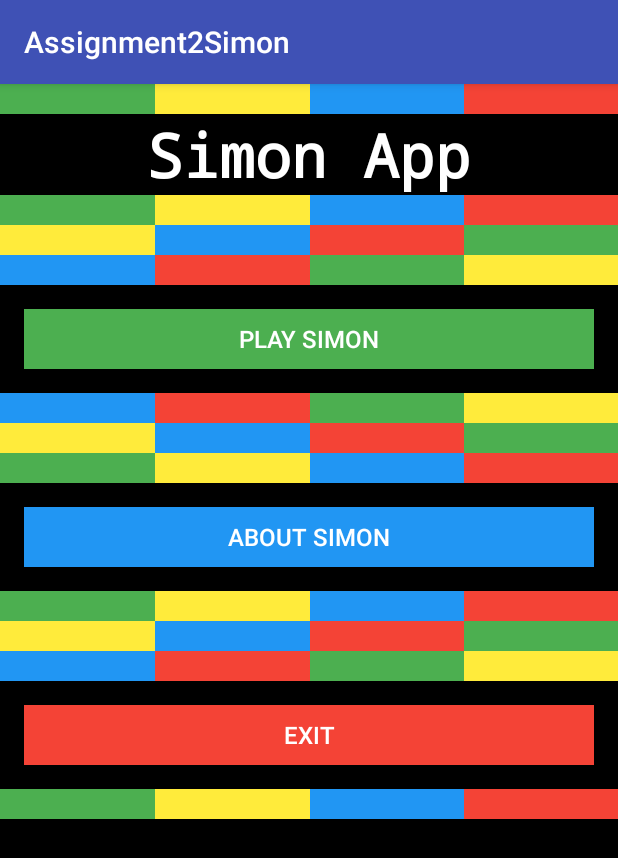
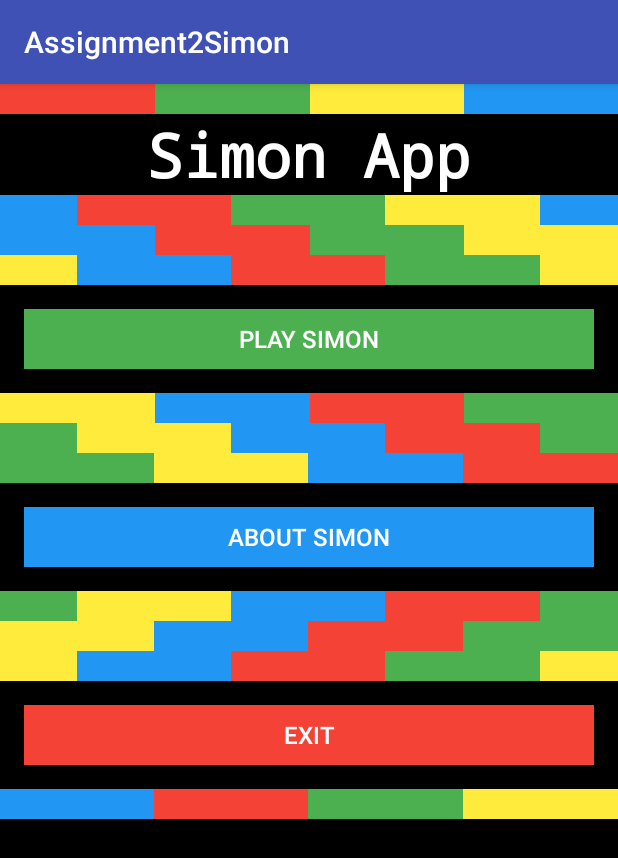
Before and after one commit to tbcrozier/Assignment2Simon, an Android app: the screen it shows after launch (Start), on a phone screen of 412 x 824 dp. Shown: the top 858 px of the screen. Run offline under Robolectric (Android 15) with nearby library versions, the phone set to English and light mode, and no system bars.

Commit message:
Restructured Start_activity

```diff
--- a/app/src/main/res/layout/activity_mode.xml
+++ b/app/src/main/res/layout/activity_mode.xml
@@ -154,7 +154,8 @@
         android:id="@+id/playeradds_button"
         android:background="@color/colorRed"
         android:layout_margin="@dimen/activity_horizontal_margin"
-        android:text="@string/player_adds" />
+        android:text="@string/player_adds"
+        android:textSize="16sp" />
 
     <!--This layout does the top horizontal colorful frame edging-->
     <LinearLayout
@@ -203,7 +204,8 @@
         android:id="@+id/choosecolor_button"
         android:background="@color/colorRed"
         android:layout_margin="@dimen/activity_horizontal_margin"
-        android:text="@string/choose_color" />
+        android:text="@string/choose_color"
+        android:textSize="16sp" />
 
     <!--This layout does the top horizontal colorful frame edging-->
     <LinearLayout
@@ -453,7 +455,7 @@
     <LinearLayout
         android:orientation="horizontal"
         android:layout_width="match_parent"
-        android:layout_height="20dp"
+        android:layout_height="15dp"
         android:baselineAligned="false"
         android:weightSum="4">
 
--- a/app/src/main/res/layout/activity_start.xml
+++ b/app/src/main/res/layout/activity_start.xml
@@ -19,6 +19,13 @@ android:background="@color/colorBlack">
         android:orientation="vertical"
         android:layout_width="match_parent"
         android:layout_height="match_parent"
+        android:background="@color/colorRed"
+        android:layout_weight="1">
+    </LinearLayout>
+    <LinearLayout
+        android:orientation="vertical"
+        android:layout_width="match_parent"
+        android:layout_height="match_parent"
         android:background="@color/colorGreen"
         android:layout_weight="1">
     </LinearLayout>
@@ -34,13 +41,6 @@ android:background="@color/colorBlack">
         android:layout_width="match_parent"
         android:layout_height="match_parent"
         android:background="@color/colorBlue"
-        android:layout_weight="1">
-    </LinearLayout>
-    <LinearLayout
-        android:orientation="vertical"
-        android:layout_width="match_parent"
-        android:layout_height="match_parent"
-        android:background="@color/colorRed"
         android:layout_weight="1">
     </LinearLayout>
 
@@ -67,332 +67,42 @@ android:background="@color/colorBlack">
     android:baselineAligned="false"
     android:weightSum="4">
 
-
     <LinearLayout
         android:orientation="vertical"
-        android:layout_width="match_parent"
+        android:layout_width="wrap_content"
+        android:layout_height="match_parent"
+        android:background="@color/colorBlue"
+        android:layout_weight="0.5">
+    </LinearLayout>
+    <LinearLayout
+        android:orientation="vertical"
+        android:layout_width="wrap_content"
+        android:layout_height="match_parent"
+        android:background="@color/colorRed"
+        android:layout_weight="1">
+    </LinearLayout>
+    <LinearLayout
+        android:orientation="vertical"
+        android:layout_width="wrap_content"
         android:layout_height="match_parent"
         android:background="@color/colorGreen"
         android:layout_weight="1">
     </LinearLayout>
     <LinearLayout
         android:orientation="vertical"
-        android:layout_width="match_parent"
+        android:layout_width="wrap_content"
         android:layout_height="match_parent"
         android:background="@color/colorYellow"
         android:layout_weight="1">
     </LinearLayout>
     <LinearLayout
         android:orientation="vertical"
-        android:layout_width="match_parent"
+        android:layout_width="wrap_content"
         android:layout_height="match_parent"
         android:background="@color/colorBlue"
-        android:layout_weight="1">
-    </LinearLayout>
-    <LinearLayout
-        android:orientation="vertical"
-        android:layout_width="match_parent"
-        android:layout_height="match_parent"
-        android:background="@color/colorRed"
-        android:layout_weight="1">
+        android:layout_weight="0.5">
     </LinearLayout>
 
-</LinearLayout>
-
-<!--This layout does bottom horizontal colorful frame edging-->
-<LinearLayout
-    android:orientation="horizontal"
-    android:layout_width="match_parent"
-    android:layout_height="20dp"
-    android:baselineAligned="false"
-    android:weightSum="4">
-
-    <LinearLayout
-        android:orientation="vertical"
-        android:layout_width="match_parent"
-        android:layout_height="match_parent"
-        android:background="@color/colorYellow"
-        android:layout_weight="1">
-    </LinearLayout>
-    <LinearLayout
-        android:orientation="vertical"
-        android:layout_width="match_parent"
-        android:layout_height="match_parent"
-        android:background="@color/colorBlue"
-        android:layout_weight="1">
-    </LinearLayout>
-    <LinearLayout
-        android:orientation="vertical"
-        android:layout_width="match_parent"
-        android:layout_height="match_parent"
-        android:background="@color/colorRed"
-        android:layout_weight="1">
-    </LinearLayout>
-    <LinearLayout
-        android:orientation="vertical"
-        android:layout_width="match_parent"
-        android:layout_height="match_parent"
-        android:background="@color/colorGreen"
-        android:layout_weight="1">
-    </LinearLayout>
-
-</LinearLayout>
-
-<!--This layout does bottom horizontal colorful frame edging-->
-<LinearLayout
-    android:orientation="horizontal"
-    android:layout_width="match_parent"
-    android:layout_height="20dp"
-    android:baselineAligned="false"
-    android:weightSum="4">
-
-    <LinearLayout
-        android:orientation="vertical"
-        android:layout_width="match_parent"
-        android:layout_height="match_parent"
-        android:background="@color/colorBlue"
-        android:layout_weight="1">
-    </LinearLayout>
-    <LinearLayout
-        android:orientation="vertical"
-        android:layout_width="match_parent"
-        android:layout_height="match_parent"
-        android:background="@color/colorRed"
-        android:layout_weight="1">
-    </LinearLayout>
-    <LinearLayout
-        android:orientation="vertical"
-        android:layout_width="match_parent"
-        android:layout_height="match_parent"
-        android:background="@color/colorGreen"
-        android:layout_weight="1">
-    </LinearLayout>
-    <LinearLayout
-        android:orientation="vertical"
-        android:layout_width="match_parent"
-        android:layout_height="match_parent"
-        android:background="@color/colorYellow"
-        android:layout_weight="1">
-    </LinearLayout>
-
-</LinearLayout>
-
-<Button
-    android:text="@string/play_simon_button"
-    android:textColor="@android:color/white"
-    android:layout_width="match_parent"
-    android:layout_height="40dp"
-    android:background="@color/colorGreen"
-    android:layout_margin="@dimen/activity_horizontal_margin"
-    android:id="@+id/play_button"
-    android:textSize="16sp" />
-
-<!--This layout does bottom horizontal colorful frame edging-->
-<LinearLayout
-    android:orientation="horizontal"
-    android:layout_width="match_parent"
-    android:layout_height="20dp"
-    android:baselineAligned="false"
-    android:weightSum="4">
-
-    <LinearLayout
-        android:orientation="vertical"
-        android:layout_width="match_parent"
-        android:layout_height="match_parent"
-        android:background="@color/colorBlue"
-        android:layout_weight="1">
-    </LinearLayout>
-    <LinearLayout
-        android:orientation="vertical"
-        android:layout_width="match_parent"
-        android:layout_height="match_parent"
-        android:background="@color/colorRed"
-        android:layout_weight="1">
-    </LinearLayout>
-    <LinearLayout
-        android:orientation="vertical"
-        android:layout_width="match_parent"
-        android:layout_height="match_parent"
-        android:background="@color/colorGreen"
-        android:layout_weight="1">
-    </LinearLayout>
-    <LinearLayout
-        android:orientation="vertical"
-        android:layout_width="match_parent"
-        android:layout_height="match_parent"
-        android:background="@color/colorYellow"
-        android:layout_weight="1">
-    </LinearLayout>
-
-
-
-</LinearLayout>
-
-<!--This layout does bottom horizontal colorful frame edging-->
-<LinearLayout
-    android:orientation="horizontal"
-    android:layout_width="match_parent"
-    android:layout_height="20dp"
-    android:baselineAligned="false"
-    android:weightSum="4">
-
-    <LinearLayout
-        android:orientation="vertical"
-        android:layout_width="match_parent"
-        android:layout_height="match_parent"
-        android:background="@color/colorYellow"
-        android:layout_weight="1">
-    </LinearLayout>
-    <LinearLayout
-        android:orientation="vertical"
-        android:layout_width="match_parent"
-        android:layout_height="match_parent"
-        android:background="@color/colorBlue"
-        android:layout_weight="1">
-    </LinearLayout>
-    <LinearLayout
-        android:orientation="vertical"
-        android:layout_width="match_parent"
-        android:layout_height="match_parent"
-        android:background="@color/colorRed"
-        android:layout_weight="1">
-    </LinearLayout>
-    <LinearLayout
-        android:orientation="vertical"
-        android:layout_width="match_parent"
-        android:layout_height="match_parent"
-        android:background="@color/colorGreen"
-        android:layout_weight="1">
-    </LinearLayout>
-
-</LinearLayout>
-
-<!--This layout does bottom horizontal colorful frame edging-->
-<LinearLayout
-    android:orientation="horizontal"
-    android:layout_width="match_parent"
-    android:layout_height="20dp"
-    android:baselineAligned="false"
-    android:weightSum="4">
-
-    <LinearLayout
-        android:orientation="vertical"
-        android:layout_width="match_parent"
-        android:layout_height="match_parent"
-        android:background="@color/colorGreen"
-        android:layout_weight="1">
-    </LinearLayout>
-    <LinearLayout
-        android:orientation="vertical"
-        android:layout_width="match_parent"
-        android:layout_height="match_parent"
-        android:background="@color/colorYellow"
-        android:layout_weight="1">
-    </LinearLayout>
-    <LinearLayout
-        android:orientation="vertical"
-        android:layout_width="match_parent"
-        android:layout_height="match_parent"
-        android:background="@color/colorBlue"
-        android:layout_weight="1">
-    </LinearLayout>
-    <LinearLayout
-        android:orientation="vertical"
-        android:layout_width="match_parent"
-        android:layout_height="match_parent"
-        android:background="@color/colorRed"
-        android:layout_weight="1">
-    </LinearLayout>
-
-
-
-</LinearLayout>
-
-    <Button
-    android:text="@string/about_simon_button"
-    android:textColor="@android:color/white"
-    android:layout_width="match_parent"
-    android:layout_height="40dp"
-    android:background="@color/colorBlue"
-    android:layout_margin="@dimen/activity_horizontal_margin"
-    android:id="@+id/about_button"
-        android:textSize="16sp" />
-
-<!--This layout does bottom horizontal colorful frame edging-->
-<LinearLayout
-    android:orientation="horizontal"
-    android:layout_width="match_parent"
-    android:layout_height="20dp"
-    android:baselineAligned="false"
-    android:weightSum="4">
-
-    <LinearLayout
-        android:orientation="vertical"
-        android:layout_width="match_parent"
-        android:layout_height="match_parent"
-        android:background="@color/colorGreen"
-        android:layout_weight="1">
-    </LinearLayout>
-    <LinearLayout
-        android:orientation="vertical"
-        android:layout_width="match_parent"
-        android:layout_height="match_parent"
-        android:background="@color/colorYellow"
-        android:layout_weight="1">
-    </LinearLayout>
-    <LinearLayout
-        android:orientation="vertical"
-        android:layout_width="match_parent"
-        android:layout_height="match_parent"
-        android:background="@color/colorBlue"
-        android:layout_weight="1">
-    </LinearLayout>
-    <LinearLayout
-        android:orientation="vertical"
-        android:layout_width="match_parent"
-        android:layout_height="match_parent"
-        android:background="@color/colorRed"
-        android:layout_weight="1">
-    </LinearLayout>
-
-</LinearLayout>
-
-<!--This layout does bottom horizontal colorful frame edging-->
-<LinearLayout
-    android:orientation="horizontal"
-    android:layout_width="match_parent"
-    android:layout_height="20dp"
-    android:baselineAligned="false"
-    android:weightSum="4">
-
-    <LinearLayout
-        android:orientation="vertical"
-        android:layout_width="match_parent"
-        android:layout_height="match_parent"
-        android:background="@color/colorYellow"
-        android:layout_weight="1">
-    </LinearLayout>
-    <LinearLayout
-        android:orientation="vertical"
-        android:layout_width="match_parent"
-        android:layout_height="match_parent"
-        android:background="@color/colorBlue"
-        android:layout_weight="1">
-    </LinearLayout>
-    <LinearLayout
-        android:orientation="vertical"
-        android:layout_width="match_parent"
-        android:layout_height="match_parent"
-        android:background="@color/colorRed"
-        android:layout_weight="1">
-    </LinearLayout>
-    <LinearLayout
-        android:orientation="vertical"
-        android:layout_width="match_parent"
-        android:layout_height="match_parent"
-        android:background="@color/colorGreen"
-        android:layout_weight="1">
-    </LinearLayout>
 
 </LinearLayout>
 
@@ -436,6 +146,335 @@ android:background="@color/colorBlack">
 
 </LinearLayout>
 
+<!--This layout does bottom horizontal colorful frame edging-->
+<LinearLayout
+    android:orientation="horizontal"
+    android:layout_width="match_parent"
+    android:layout_height="20dp"
+    android:baselineAligned="false"
+    android:weightSum="4">
+
+
+    <LinearLayout
+        android:orientation="vertical"
+        android:layout_width="wrap_content"
+        android:layout_height="match_parent"
+        android:background="@color/colorYellow"
+        android:layout_weight="0.5">
+    </LinearLayout>
+    <LinearLayout
+        android:orientation="vertical"
+        android:layout_width="wrap_content"
+        android:layout_height="match_parent"
+        android:background="@color/colorBlue"
+        android:layout_weight="1">
+    </LinearLayout>
+    <LinearLayout
+        android:orientation="vertical"
+        android:layout_width="wrap_content"
+        android:layout_height="match_parent"
+        android:background="@color/colorRed"
+        android:layout_weight="1">
+    </LinearLayout>
+    <LinearLayout
+        android:orientation="vertical"
+        android:layout_width="wrap_content"
+        android:layout_height="match_parent"
+        android:background="@color/colorGreen"
+        android:layout_weight="1">
+    </LinearLayout>
+    <LinearLayout
+        android:orientation="vertical"
+        android:layout_width="wrap_content"
+        android:layout_height="match_parent"
+        android:background="@color/colorYellow"
+        android:layout_weight="0.5">
+    </LinearLayout>
+
+</LinearLayout>
+
+<Button
+    android:text="@string/play_simon_button"
+    android:textColor="@android:color/white"
+    android:layout_width="match_parent"
+    android:layout_height="40dp"
+    android:background="@color/colorGreen"
+    android:layout_margin="@dimen/activity_horizontal_margin"
+    android:id="@+id/play_button"
+    android:textSize="16sp" />
+
+<!--This layout does bottom horizontal colorful frame edging-->
+<LinearLayout
+    android:orientation="horizontal"
+    android:layout_width="match_parent"
+    android:layout_height="20dp"
+    android:baselineAligned="false"
+    android:weightSum="4">
+
+
+    <LinearLayout
+        android:orientation="vertical"
+        android:layout_width="match_parent"
+        android:layout_height="match_parent"
+        android:background="@color/colorYellow"
+        android:layout_weight="1">
+    </LinearLayout>
+    <LinearLayout
+        android:orientation="vertical"
+        android:layout_width="match_parent"
+        android:layout_height="match_parent"
+        android:background="@color/colorBlue"
+        android:layout_weight="1">
+    </LinearLayout>
+    <LinearLayout
+        android:orientation="vertical"
+        android:layout_width="match_parent"
+        android:layout_height="match_parent"
+        android:background="@color/colorRed"
+        android:layout_weight="1">
+    </LinearLayout>
+    <LinearLayout
+        android:orientation="vertical"
+        android:layout_width="match_parent"
+        android:layout_height="match_parent"
+        android:background="@color/colorGreen"
+        android:layout_weight="1">
+    </LinearLayout>
+
+
+
+</LinearLayout>
+
+<!--This layout does bottom horizontal colorful frame edging-->
+<LinearLayout
+    android:orientation="horizontal"
+    android:layout_width="match_parent"
+    android:layout_height="20dp"
+    android:baselineAligned="false"
+    android:weightSum="4">
+
+    <LinearLayout
+        android:orientation="vertical"
+        android:layout_width="wrap_content"
+        android:layout_height="match_parent"
+        android:background="@color/colorGreen"
+        android:layout_weight="0.5">
+    </LinearLayout>
+    <LinearLayout
+        android:orientation="vertical"
+        android:layout_width="wrap_content"
+        android:layout_height="match_parent"
+        android:background="@color/colorYellow"
+        android:layout_weight="1">
+    </LinearLayout>
+    <LinearLayout
+        android:orientation="vertical"
+        android:layout_width="wrap_content"
+        android:layout_height="match_parent"
+        android:background="@color/colorBlue"
+        android:layout_weight="1">
+    </LinearLayout>
+    <LinearLayout
+        android:orientation="vertical"
+        android:layout_width="wrap_content"
+        android:layout_height="match_parent"
+        android:background="@color/colorRed"
+        android:layout_weight="1">
+    </LinearLayout>
+    <LinearLayout
+        android:orientation="vertical"
+        android:layout_width="wrap_content"
+        android:layout_height="match_parent"
+        android:background="@color/colorGreen"
+        android:layout_weight="0.5">
+    </LinearLayout>
+
+</LinearLayout>
+
+<!--This layout does bottom horizontal colorful frame edging-->
+<LinearLayout
+    android:orientation="horizontal"
+    android:layout_width="match_parent"
+    android:layout_height="20dp"
+    android:baselineAligned="false"
+    android:weightSum="4">
+
+
+    <LinearLayout
+        android:orientation="vertical"
+        android:layout_width="wrap_content"
+        android:layout_height="match_parent"
+        android:background="@color/colorGreen"
+        android:layout_weight="1">
+    </LinearLayout>
+    <LinearLayout
+        android:orientation="vertical"
+        android:layout_width="wrap_content"
+        android:layout_height="match_parent"
+        android:background="@color/colorYellow"
+        android:layout_weight="1">
+    </LinearLayout>
+    <LinearLayout
+        android:orientation="vertical"
+        android:layout_width="wrap_content"
+        android:layout_height="match_parent"
+        android:background="@color/colorBlue"
+        android:layout_weight="1">
+    </LinearLayout>
+    <LinearLayout
+        android:orientation="vertical"
+        android:layout_width="wrap_content"
+        android:layout_height="match_parent"
+        android:background="@color/colorRed"
+        android:layout_weight="1">
+    </LinearLayout>
+
+
+</LinearLayout>
+
+    <Button
+    android:text="@string/about_simon_button"
+    android:textColor="@android:color/white"
+    android:layout_width="match_parent"
+    android:layout_height="40dp"
+    android:background="@color/colorBlue"
+    android:layout_margin="@dimen/activity_horizontal_margin"
+    android:id="@+id/about_button"
+        android:textSize="16sp" />
+
+<!--This layout does bottom horizontal colorful frame edging-->
+<LinearLayout
+    android:orientation="horizontal"
+    android:layout_width="match_parent"
+    android:layout_height="20dp"
+    android:baselineAligned="false"
+    android:weightSum="4">
+
+
+    <LinearLayout
+        android:orientation="vertical"
+        android:layout_width="wrap_content"
+        android:layout_height="match_parent"
+        android:background="@color/colorGreen"
+        android:layout_weight="0.5">
+    </LinearLayout>
+    <LinearLayout
+        android:orientation="vertical"
+        android:layout_width="wrap_content"
+        android:layout_height="match_parent"
+        android:background="@color/colorYellow"
+        android:layout_weight="1">
+    </LinearLayout>
+    <LinearLayout
+        android:orientation="vertical"
+        android:layout_width="wrap_content"
+        android:layout_height="match_parent"
+        android:background="@color/colorBlue"
+        android:layout_weight="1">
+    </LinearLayout>
+    <LinearLayout
+        android:orientation="vertical"
+        android:layout_width="wrap_content"
+        android:layout_height="match_parent"
+        android:background="@color/colorRed"
+        android:layout_weight="1">
+    </LinearLayout>
+    <LinearLayout
+        android:orientation="vertical"
+        android:layout_width="wrap_content"
+        android:layout_height="match_parent"
+        android:background="@color/colorGreen"
+        android:layout_weight="0.5">
+    </LinearLayout>
+
+</LinearLayout>
+
+<!--This layout does bottom horizontal colorful frame edging-->
+<LinearLayout
+    android:orientation="horizontal"
+    android:layout_width="match_parent"
+    android:layout_height="20dp"
+    android:baselineAligned="false"
+    android:weightSum="4">
+
+
+    <LinearLayout
+        android:orientation="vertical"
+        android:layout_width="wrap_content"
+        android:layout_height="match_parent"
+        android:background="@color/colorYellow"
+        android:layout_weight="1">
+    </LinearLayout>
+    <LinearLayout
+        android:orientation="vertical"
+        android:layout_width="wrap_content"
+        android:layout_height="match_parent"
+        android:background="@color/colorBlue"
+        android:layout_weight="1">
+    </LinearLayout>
+    <LinearLayout
+        android:orientation="vertical"
+        android:layout_width="wrap_content"
+        android:layout_height="match_parent"
+        android:background="@color/colorRed"
+        android:layout_weight="1">
+    </LinearLayout>
+    <LinearLayout
+        android:orientation="vertical"
+        android:layout_width="wrap_content"
+        android:layout_height="match_parent"
+        android:background="@color/colorGreen"
+        android:layout_weight="1">
+    </LinearLayout>
+
+</LinearLayout>
+
+<!--This layout does bottom horizontal colorful frame edging-->
+<LinearLayout
+    android:orientation="horizontal"
+    android:layout_width="match_parent"
+    android:layout_height="20dp"
+    android:baselineAligned="false"
+    android:weightSum="4">
+
+    <LinearLayout
+        android:orientation="vertical"
+        android:layout_width="wrap_content"
+        android:layout_height="match_parent"
+        android:background="@color/colorYellow"
+        android:layout_weight="0.5">
+    </LinearLayout>
+    <LinearLayout
+        android:orientation="vertical"
+        android:layout_width="wrap_content"
+        android:layout_height="match_parent"
+        android:background="@color/colorBlue"
+        android:layout_weight="1">
+    </LinearLayout>
+    <LinearLayout
+        android:orientation="vertical"
+        android:layout_width="wrap_content"
+        android:layout_height="match_parent"
+        android:background="@color/colorRed"
+        android:layout_weight="1">
+    </LinearLayout>
+    <LinearLayout
+        android:orientation="vertical"
+        android:layout_width="wrap_content"
+        android:layout_height="match_parent"
+        android:background="@color/colorGreen"
+        android:layout_weight="1">
+    </LinearLayout>
+    <LinearLayout
+        android:orientation="vertical"
+        android:layout_width="wrap_content"
+        android:layout_height="match_parent"
+        android:background="@color/colorYellow"
+        android:layout_weight="0.5">
+    </LinearLayout>
+
+</LinearLayout>
+
 <Button
     android:text="@string/exit_button"
     android:textColor="@android:color/white"
@@ -457,33 +496,33 @@ android:background="@color/colorBlack">
 
         <LinearLayout
             android:orientation="vertical"
-            android:layout_width="match_parent"
+            android:layout_width="wrap_content"
+            android:layout_height="match_parent"
+            android:background="@color/colorBlue"
+            android:layout_weight="1">
+        </LinearLayout>
+        <LinearLayout
+            android:orientation="vertical"
+            android:layout_width="wrap_content"
+            android:layout_height="match_parent"
+            android:background="@color/colorRed"
+            android:layout_weight="1">
+        </LinearLayout>
+        <LinearLayout
+            android:orientation="vertical"
+            android:layout_width="wrap_content"
             android:layout_height="match_parent"
             android:background="@color/colorGreen"
             android:layout_weight="1">
         </LinearLayout>
         <LinearLayout
             android:orientation="vertical"
-            android:layout_width="match_parent"
+            android:layout_width="wrap_content"
             android:layout_height="match_parent"
             android:background="@color/colorYellow"
             android:layout_weight="1">
         </LinearLayout>
-        <LinearLayout
-            android:orientation="vertical"
-            android:layout_width="match_parent"
-            android:layout_height="match_parent"
-            android:background="@color/colorBlue"
-            android:layout_weight="1">
-        </LinearLayout>
-        <LinearLayout
-            android:orientation="vertical"
-            android:layout_width="match_parent"
-            android:layout_height="match_parent"
-            android:background="@color/colorRed"
-            android:layout_weight="1">
-        </LinearLayout>
+
+    </LinearLayout>
 
 </LinearLayout>
-
-</LinearLayout>
```
